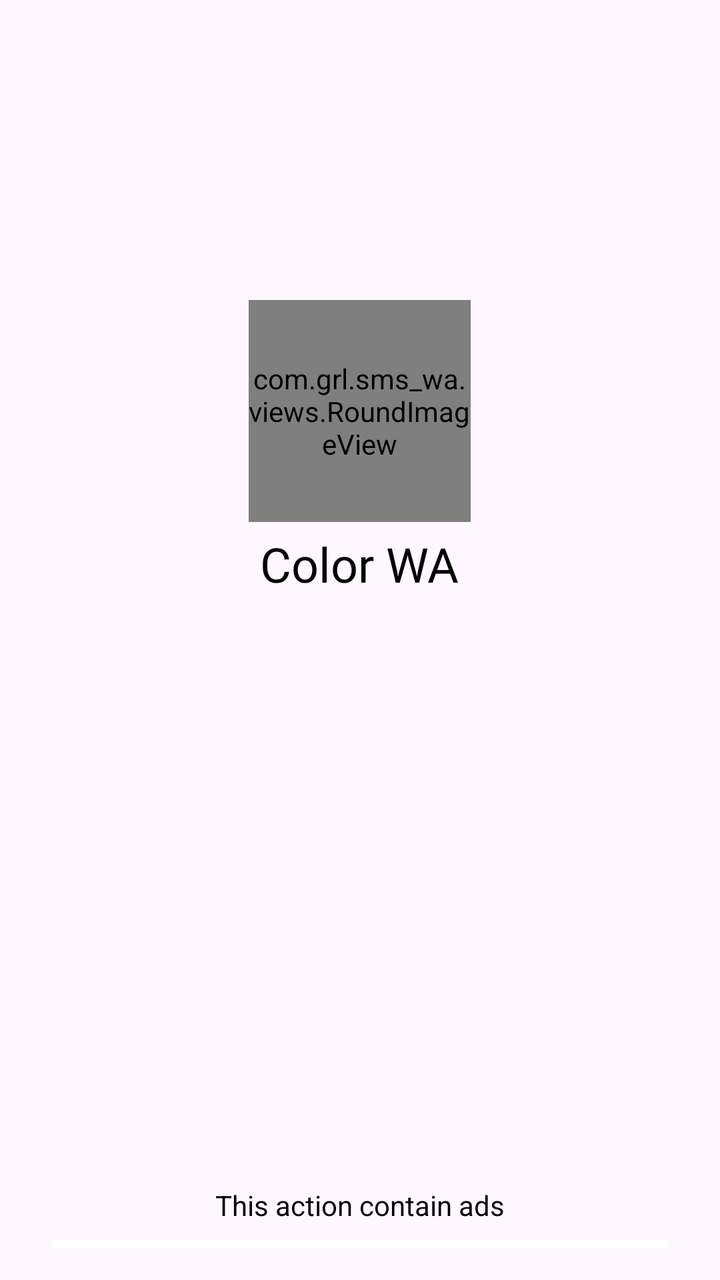
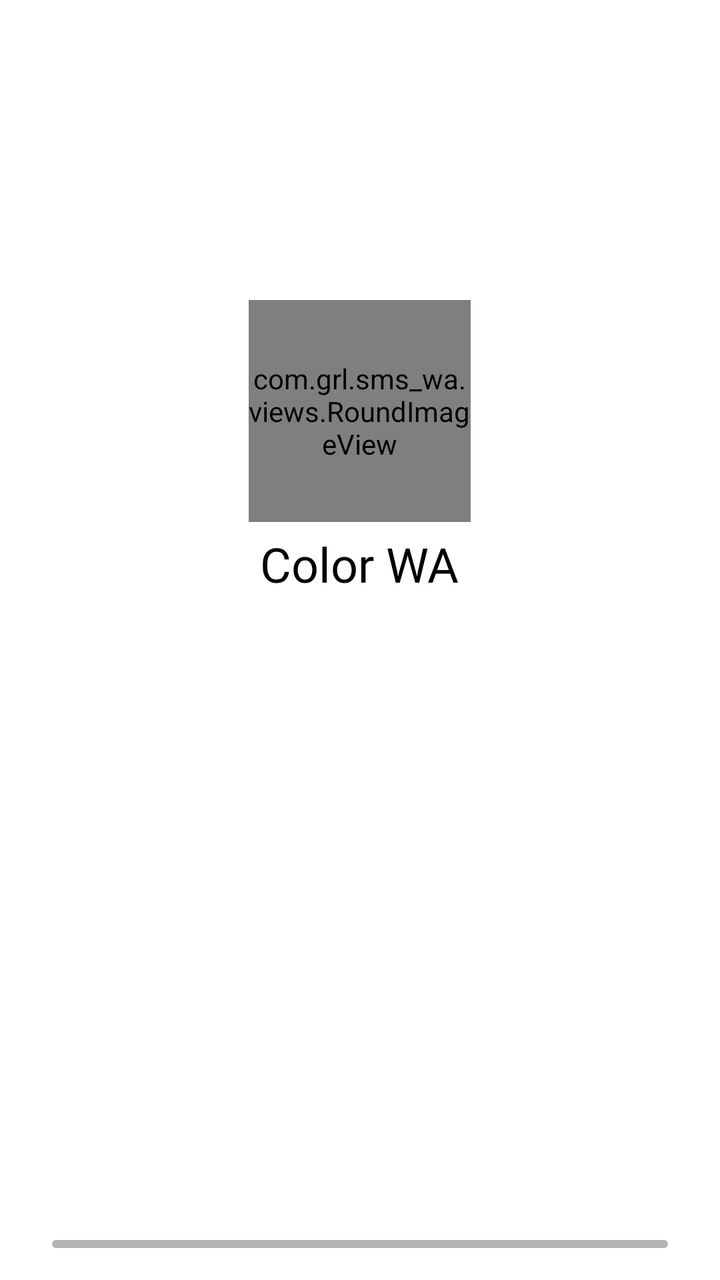

Two renders of the same Android screen: before a commit and after it. Below are the layout's source before the change and the commit's diff.
<!-- AndroidManifest.xml: application theme Theme.MyApplication -->
<!-- res/layout/activity_splash.xml -->
<?xml version="1.0" encoding="utf-8"?>
<androidx.constraintlayout.widget.ConstraintLayout xmlns:android="http://schemas.android.com/apk/res/android"
    xmlns:app="http://schemas.android.com/apk/res-auto"
    xmlns:tools="http://schemas.android.com/tools"
    android:layout_width="match_parent"
    android:layout_height="match_parent"
    tools:context=".ui.splash.SplashActivity">

    <LinearLayout
        android:layout_width="match_parent"
        android:layout_height="wrap_content"
        android:layout_marginTop="@dimen/size150"
        android:gravity="center"
        android:orientation="vertical"
        app:layout_constraintTop_toTopOf="parent">

        <com.grl.sms_wa.views.RoundImageView
            android:layout_width="@dimen/size111"
            android:layout_height="@dimen/size111"
            android:src="@mipmap/ic_launcher"
            app:cornerRadius="@dimen/size12" />

        <TextView
            style="@style/TextView_6"
            android:layout_width="wrap_content"
            android:layout_height="wrap_content"
            android:layout_marginTop="@dimen/size8"
            android:text="@string/app_name"
            android:textSize="@dimen/size24" />
    </LinearLayout>


    <TextView
        android:id="@+id/tvAdsSplash"
        android:layout_width="wrap_content"
        android:layout_height="wrap_content"
        android:layout_marginHorizontal="@dimen/size16"
        android:layout_marginBottom="@dimen/size8"
        android:text="@string/txt_this_action_contain_ads"
        android:textColor="@color/black"
        android:textSize="@dimen/size14"
        app:layout_constraintBottom_toTopOf="@id/progress_bar"
        app:layout_constraintEnd_toEndOf="parent"
        app:layout_constraintStart_toStartOf="parent"
        tools:ignore="SpUsage" />

    <com.google.android.material.progressindicator.LinearProgressIndicator
        android:id="@+id/progress_bar"
        android:layout_width="match_parent"
        android:layout_height="wrap_content"
        android:layout_marginHorizontal="@dimen/size16"
        android:layout_marginBottom="@dimen/size16"
        android:clickable="false"
        android:indeterminate="true"
        android:maxHeight="@dimen/size4"
        android:minHeight="@dimen/size4"
        android:paddingStart="@dimen/size10"
        android:paddingEnd="@dimen/size10"
        android:progress="50"
        app:indicatorColor="@color/red"
        app:layout_constraintBottom_toBottomOf="parent"
        app:trackColor="@color/white"
        app:trackCornerRadius="@dimen/size12" />
</androidx.constraintlayout.widget.ConstraintLayout>
<!-- resources referenced by this layout -->
<resources>
  <color name="black">#FF000000</color>
  <color name="red">#FF0000</color>
  <color name="white">#FFFFFFFF</color>
  <dimen name="size10">10dp</dimen>
  <dimen name="size111">111dp</dimen>
  <dimen name="size12">12dp</dimen>
  <dimen name="size14">14dp</dimen>
  <dimen name="size150">150dp</dimen>
  <dimen name="size16">16dp</dimen>
  <dimen name="size24">24dp</dimen>
  <dimen name="size4">4dp</dimen>
  <dimen name="size8">8dp</dimen>
  <!-- mipmap ic_launcher (mipmap-anydpi-v26) -->
  <?xml version="1.0" encoding="utf-8"?>
  <adaptive-icon xmlns:android="http://schemas.android.com/apk/res/android">
      <background android:drawable="@drawable/ic_launcher_background"/>
      <foreground android:drawable="@mipmap/ic_launcher_foreground"/>
      <monochrome android:drawable="@mipmap/ic_launcher_foreground"/>
  </adaptive-icon>
  <string name="app_name" translatable="false">Color WA</string>
  <string name="txt_this_action_contain_ads">This action contain ads</string>
  <style name="TextView_6">
          <item name="android:layout_width">wrap_content</item>
          <item name="android:layout_height">wrap_content</item>
          <item name="android:textColor">@color/black</item>
          <item name="android:textAllCaps">false</item>
          <item name="android:includeFontPadding">false</item>
          <item name="android:fontFamily">@font/font_600</item>
          <item name="android:textSize">@dimen/size14</item>
      </style>
  <style name="Theme.MyApplication" parent="Base.Theme.MyApplication" />
  <!-- drawable ic_launcher_background: vector/xml drawable (drawable, 4866 chars, omitted) -->
  <style name="Base.Theme.MyApplication" parent="Theme.Material3.DayNight.NoActionBar">
          
          <item name="colorPrimary">@color/white</item>
          <item name="colorPrimaryDark">@color/white</item>
          <item name="android:statusBarColor">@color/white</item>
          <item name="android:windowLightStatusBar">true</item>
          <item name="android:windowFullscreen">false</item>
          <item name="colorAccent">@color/black</item>
          <item name="android:splitMotionEvents">false</item>
          <item name="android:windowEnableSplitTouch">false</item>
          <item name="android:colorControlHighlight">@color/col_select</item>
          <item name="bottomSheetDialogTheme">@style/AppBottomSheetDialogTheme</item>
      </style>
  <color name="col_select">#CD666666</color>
  <style name="AppBottomSheetDialogTheme" parent="Theme.Design.Light.BottomSheetDialog">
          <item name="bottomSheetStyle">@style/AppModalStyle</item>
      </style>
  <style name="AppModalStyle" parent="Widget.Design.BottomSheet.Modal">
          <item name="android:background">@drawable/bg_border_bottom_sheet</item>
      </style>
  <!-- drawable bg_border_bottom_sheet (drawable) -->
  <?xml version="1.0" encoding="utf-8"?>
  <shape xmlns:android="http://schemas.android.com/apk/res/android"
      android:shape="rectangle">
      <corners
          android:topLeftRadius="@dimen/size24"
          android:topRightRadius="@dimen/size24" />
      <solid android:color="@color/white" />
  </shape>
</resources>

<!-- the commit's change to res/layout/activity_splash.xml (unified diff, before → after) -->
@@ -38,6 +38,7 @@
         android:layout_marginBottom="@dimen/size8"
         android:text="@string/txt_this_action_contain_ads"
         android:textColor="@color/black"
+        android:visibility="gone"
         android:textSize="@dimen/size14"
         app:layout_constraintBottom_toTopOf="@id/progress_bar"
         app:layout_constraintEnd_toEndOf="parent"
@@ -57,8 +58,8 @@
         android:paddingStart="@dimen/size10"
         android:paddingEnd="@dimen/size10"
         android:progress="50"
-        app:indicatorColor="@color/red"
+        app:indicatorColor="@color/col_main"
         app:layout_constraintBottom_toBottomOf="parent"
-        app:trackColor="@color/white"
+        app:trackColor="@color/grey"
         app:trackCornerRadius="@dimen/size12" />
 </androidx.constraintlayout.widget.ConstraintLayout>
<!-- resource entries referenced after the edit -->
@@ -1,7 +1,8 @@
 <!-- resources referenced by this layout -->
 <resources>
   <color name="black">#FF000000</color>
-  <color name="red">#FF0000</color>
+  <color name="col_main">#1DAA61</color>
+  <color name="grey">#B4B4B4</color>
   <color name="white">#FFFFFFFF</color>
   <dimen name="size10">10dp</dimen>
   <dimen name="size111">111dp</dimen>
@@ -44,6 +45,7 @@
           <item name="android:windowEnableSplitTouch">false</item>
           <item name="android:colorControlHighlight">@color/col_select</item>
           <item name="bottomSheetDialogTheme">@style/AppBottomSheetDialogTheme</item>
+          <item name="android:windowBackground">@color/white</item>
       </style>
   <color name="col_select">#CD666666</color>
   <style name="AppBottomSheetDialogTheme" parent="Theme.Design.Light.BottomSheetDialog">
